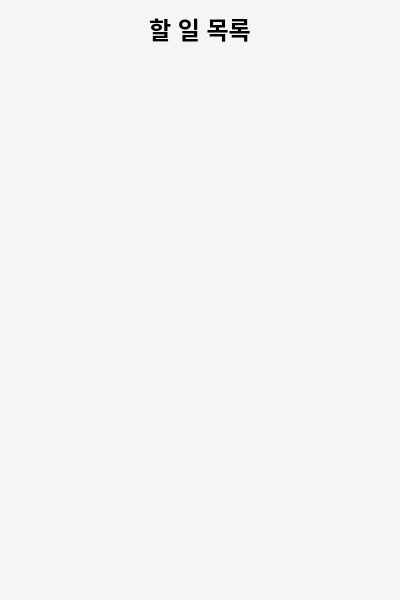
Before: the Qt Designer form ui/to_do_widget.ui in Glen-Lee-glitch/new_viewer, drawn with Qt 5.
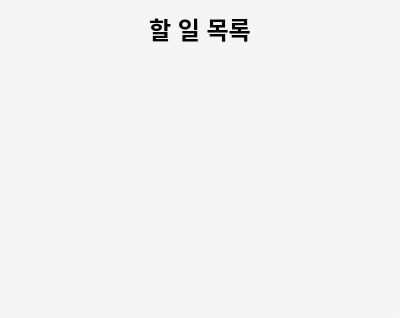
After: the same form once the commit is applied.

Commit message:
fix(ui): 할 일 목록 위젯의 높이를 600에서 318로 수정 및 스타일시트 적용
- 변경 사항: 'to_do_widget.ui' 파일에서 위젯의 높이를 조정하여 UI 개선.
- 추가: `todo_widget.py`에서 QListWidget의 항목 색상을 강제 설정하는 스타일시트를 추가하여 가독성 향상.

```diff
--- a/ui/to_do_widget.ui
+++ b/ui/to_do_widget.ui
@@ -7,7 +7,7 @@
     <x>0</x>
     <y>0</y>
     <width>400</width>
-    <height>600</height>
+    <height>318</height>
    </rect>
   </property>
   <property name="windowTitle">
```
The commit also changes 1 other file.
